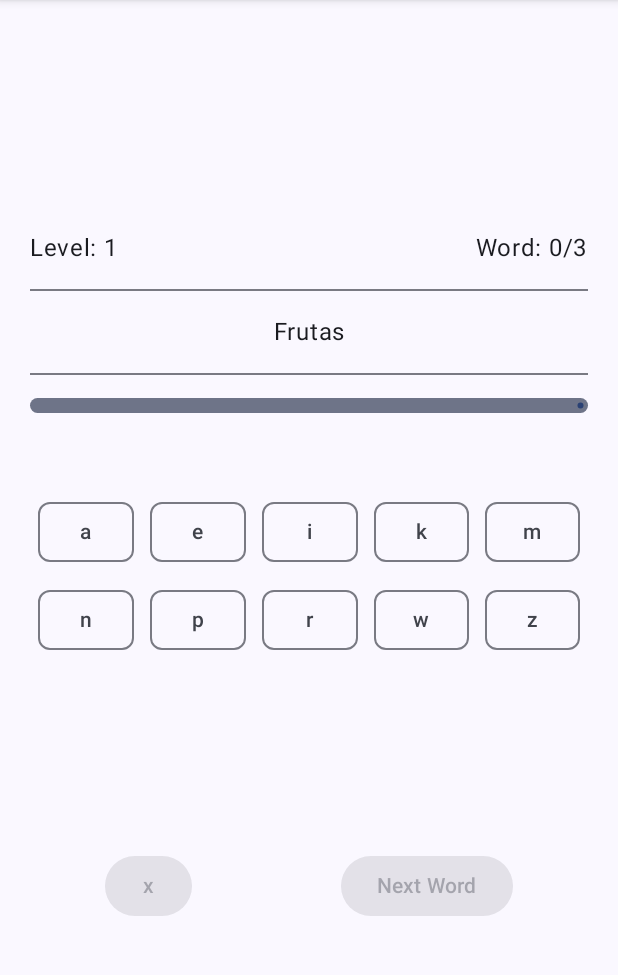
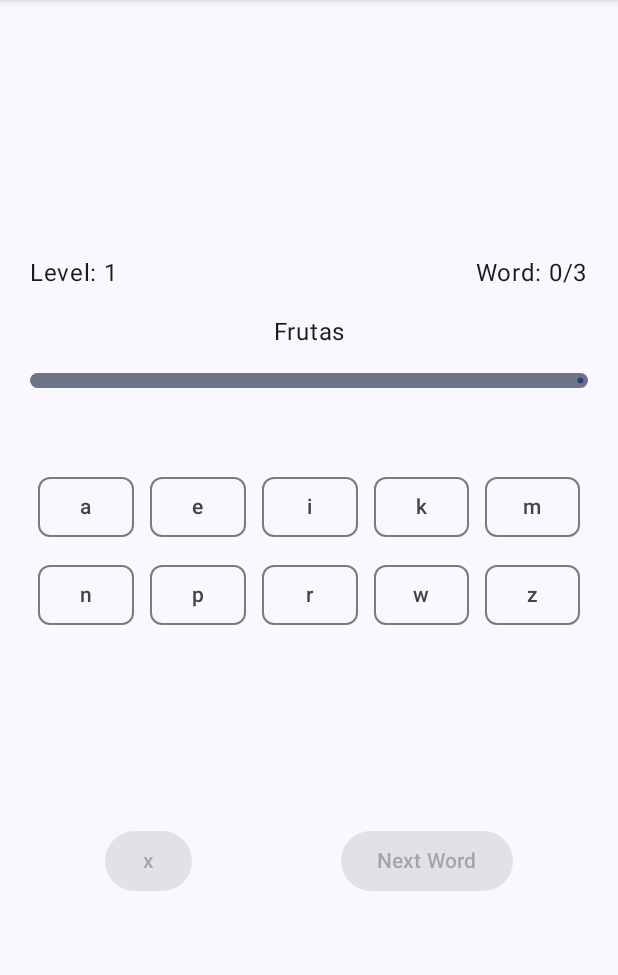
Before and after one commit to JosenRomero/next-letter-puzzle-mobileversion, an Android app built with Jetpack Compose: the PlayScreen screen opened through its navigation route, on a phone screen of 412 x 824 dp, the part 84-1059 px from its top. Run offline under Robolectric (Android 15) with nearby library versions, the phone set to English and light mode, and no system bars; our stand-ins replace Dagger/Hilt's generated code, Room's generated code.

Commit message:
refactor: PlayScreen

```diff
--- a/app/src/main/java/com/josenromero/nextletterpuzzle/ui/components/ButtonsContainer.kt
+++ b/app/src/main/java/com/josenromero/nextletterpuzzle/ui/components/ButtonsContainer.kt
@@ -22,7 +22,8 @@ fun ButtonsContainer(
 ) {
 
     LazyVerticalGrid(
-        columns = GridCells.Adaptive(minSize = 70.dp)
+        columns = GridCells.Adaptive(minSize = 70.dp),
+        modifier = Modifier.padding(vertical = 50.dp)
     ) {
         itemsIndexed(letters) {_, letter ->
             OutlinedButton(
--- a/app/src/main/java/com/josenromero/nextletterpuzzle/ui/main/views/PlayScreen.kt
+++ b/app/src/main/java/com/josenromero/nextletterpuzzle/ui/main/views/PlayScreen.kt
@@ -11,8 +11,6 @@ import androidx.compose.foundation.layout.fillMaxWidth
 import androidx.compose.foundation.layout.height
 import androidx.compose.foundation.layout.padding
 import androidx.compose.material3.Button
-import androidx.compose.material3.Divider
-import androidx.compose.material3.ExperimentalMaterial3Api
 import androidx.compose.material3.Scaffold
 import androidx.compose.material3.Text
 import androidx.compose.runtime.Composable
@@ -38,7 +36,6 @@ import com.josenromero.nextletterpuzzle.ui.theme.NextLetterPuzzleTheme
 import com.josenromero.nextletterpuzzle.utils.Constants
 import com.josenromero.nextletterpuzzle.utils.checkWords
 
-@OptIn(ExperimentalMaterial3Api::class)
 @Composable
 fun PlayScreen(
     data: List<Item>,
@@ -55,7 +52,6 @@ fun PlayScreen(
     if(player.currentLevel <= Constants.lastLevel) {
         currentData = data[player.currentLevel-1]
     }
-
 
     val currentWord = remember { mutableStateOf("") }
     val words = remember { mutableStateListOf<String>() }
@@ -76,9 +72,6 @@ fun PlayScreen(
                 verticalArrangement = Arrangement.Center,
                 horizontalAlignment = Alignment.CenterHorizontally
             ) {
-                if (isLoading) {
-                    Loading()
-                }
                 if(currentData != null && !isLoading) {
                     Row(
                         modifier = Modifier.fillMaxWidth(),
@@ -87,21 +80,18 @@ fun PlayScreen(
                         Text(text = "Level: ${player.currentLevel}")
                         Text(text = "Word: ${words.size}/${currentData.answer.size}")
                     }
-                    Divider(modifier = Modifier.padding(0.dp, 15.dp))
                     Text(
                         text = currentData.topic,
+                        modifier = Modifier.padding(vertical = 15.dp),
                         textAlign = TextAlign.Center
                     )
-                    Divider(modifier = Modifier.padding(0.dp, 15.dp))
                     LinearIndicator(number = currentProgressBar.value)
-                    Spacer(modifier = Modifier.height(50.dp))
                     ButtonsContainer(
                         letters = currentData.letters,
                         onClick = { letter ->
                             currentWord.value += letter
                         }
                     )
-                    Spacer(modifier = Modifier.height(50.dp))
                     Text(
                         text = currentWord.value,
                         textAlign = TextAlign.Center
@@ -146,7 +136,10 @@ fun PlayScreen(
                             }
                         }
                     }
+                } else {
+                    Loading()
                 }
+
                 if (isOpenDialog) {
                     AnimatedTransitionDialog(onDismissRequest = { }) {
                         ResultContainer(
```
